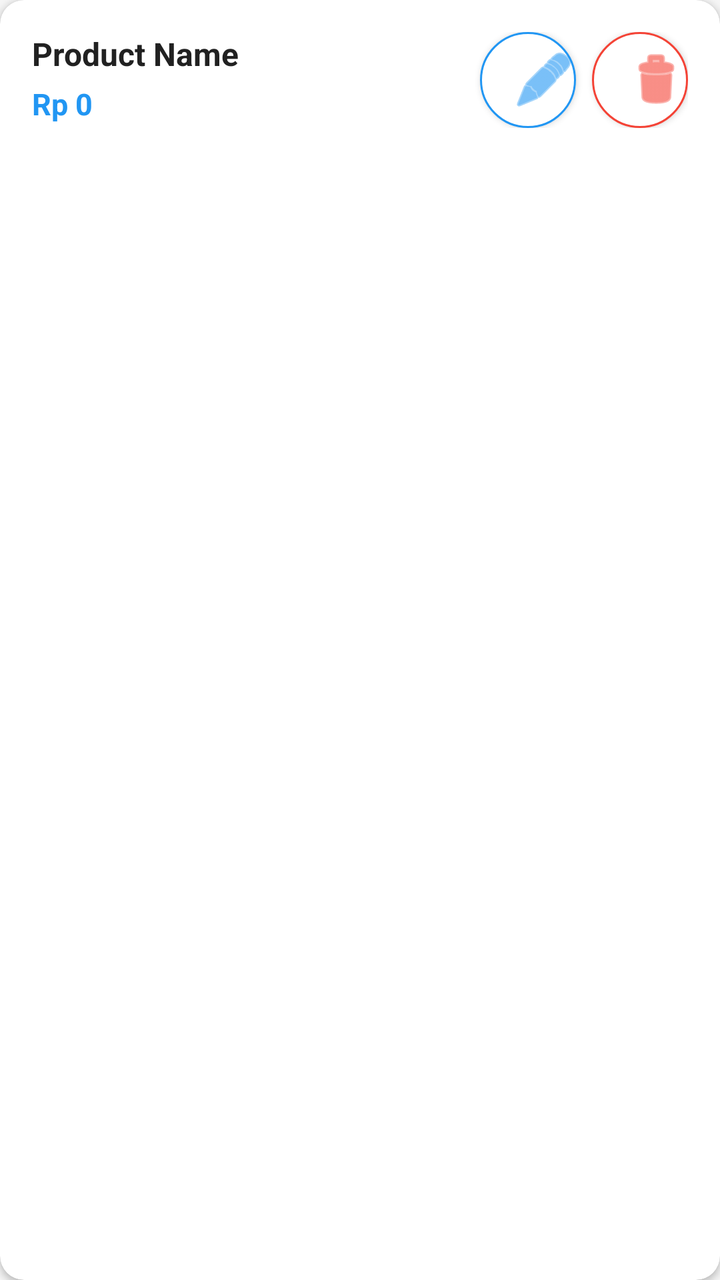
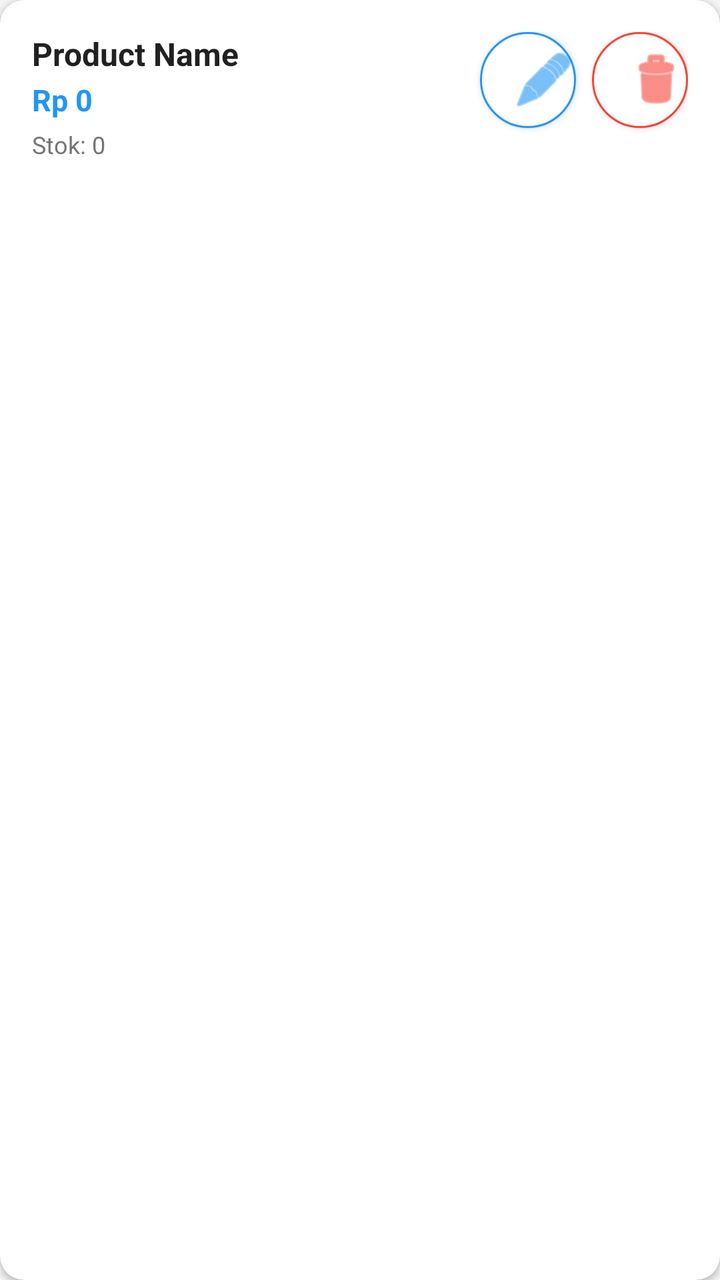

Two renders of the same Android screen: before a commit and after it. Below are the layout's source before the change and the commit's diff.
<!-- AndroidManifest.xml: application theme Theme.IniKasir -->
<!-- res/layout/item_product_management.xml -->
<?xml version="1.0" encoding="utf-8"?>
<com.google.android.material.card.MaterialCardView xmlns:android="http://schemas.android.com/apk/res/android"
    xmlns:app="http://schemas.android.com/apk/res-auto"
    android:layout_width="match_parent"
    android:layout_height="wrap_content"
    android:layout_marginBottom="8dp"
    app:cardElevation="2dp"
    app:cardCornerRadius="12dp">
    
    <LinearLayout
        android:layout_width="match_parent"
        android:layout_height="wrap_content"
        android:orientation="horizontal"
        android:padding="16dp">
        
        <LinearLayout
            android:layout_width="0dp"
            android:layout_height="wrap_content"
            android:layout_weight="1"
            android:orientation="vertical">
            
            <TextView
                android:id="@+id/tvProductName"
                android:layout_width="wrap_content"
                android:layout_height="wrap_content"
                android:text="Product Name"
                android:textSize="16sp"
                android:textStyle="bold"
                android:textColor="@color/text_primary"
                android:layout_marginBottom="4dp" />
            
            <TextView
                android:id="@+id/tvProductPrice"
                android:layout_width="wrap_content"
                android:layout_height="wrap_content"
                android:text="Rp 0"
                android:textSize="15sp"
                android:textColor="@color/primary"
                android:textStyle="bold" />
                
        </LinearLayout>
        
        <com.google.android.material.button.MaterialButton
            android:id="@+id/btnEdit"
            android:layout_width="48dp"
            android:layout_height="48dp"
            android:insetTop="0dp"
            android:insetBottom="0dp"
            app:cornerRadius="24dp"
            app:icon="@android:drawable/ic_menu_edit"
            app:iconTint="@color/primary"
            app:strokeColor="@color/primary"
            app:strokeWidth="1dp"
            app:backgroundTint="@color/white" />
            
        <com.google.android.material.button.MaterialButton
            android:id="@+id/btnDelete"
            android:layout_width="48dp"
            android:layout_height="48dp"
            android:layout_marginStart="8dp"
            android:insetTop="0dp"
            android:insetBottom="0dp"
            app:cornerRadius="24dp"
            app:icon="@android:drawable/ic_menu_delete"
            app:iconTint="@color/error"
            app:strokeColor="@color/error"
            app:strokeWidth="1dp"
            app:backgroundTint="@color/white" />
        
    </LinearLayout>
    
</com.google.android.material.card.MaterialCardView>
<!-- resources referenced by this layout -->
<resources>
  <color name="error">#F44336</color>
  <color name="primary">#2196F3</color>
  <color name="text_primary">#212121</color>
  <color name="white">#FFFFFF</color>
  <style name="Theme.IniKasir" parent="Theme.MaterialComponents.DayNight.NoActionBar">
          
          <item name="colorPrimary">@color/primary</item>
          <item name="colorPrimaryVariant">@color/primary_dark</item>
          <item name="colorOnPrimary">@color/white</item>
          
          
          <item name="colorSecondary">@color/accent</item>
          <item name="colorSecondaryVariant">@color/accent_dark</item>
          <item name="colorOnSecondary">@color/white</item>
          
          
          <item name="android:windowBackground">@color/background</item>
          <item name="colorSurface">@color/surface</item>
          <item name="colorOnSurface">@color/text_primary</item>
          
          
          <item name="android:statusBarColor">@color/primary_dark</item>
          <item name="android:windowLightStatusBar">false</item>
          
          
          <item name="android:textColorPrimary">@color/text_primary</item>
          <item name="android:textColorSecondary">@color/text_secondary</item>
          <item name="android:textColorHint">@color/text_hint</item>
          
          
          <item name="shapeAppearanceSmallComponent">@style/ShapeAppearance.Small</item>
          <item name="shapeAppearanceMediumComponent">@style/ShapeAppearance.Medium</item>
          <item name="shapeAppearanceLargeComponent">@style/ShapeAppearance.Large</item>
      </style>
  <color name="primary_dark">#1976D2</color>
  <color name="accent">#FF9800</color>
  <color name="accent_dark">#F57C00</color>
  <color name="background">#F5F5F5</color>
  <color name="surface">#FFFFFF</color>
  <color name="text_secondary">#757575</color>
  <color name="text_hint">#9E9E9E</color>
  <style name="ShapeAppearance.Small" parent="ShapeAppearance.MaterialComponents.SmallComponent">
          <item name="cornerFamily">rounded</item>
          <item name="cornerSize">8dp</item>
      </style>
  <style name="ShapeAppearance.Medium" parent="ShapeAppearance.MaterialComponents.MediumComponent">
          <item name="cornerFamily">rounded</item>
          <item name="cornerSize">12dp</item>
      </style>
  <style name="ShapeAppearance.Large" parent="ShapeAppearance.MaterialComponents.LargeComponent">
          <item name="cornerFamily">rounded</item>
          <item name="cornerSize">16dp</item>
      </style>
</resources>

<!-- the commit's change to res/layout/item_product_management.xml (unified diff, before → after) -->
@@ -18,17 +18,39 @@
             android:layout_height="wrap_content"
             android:layout_weight="1"
             android:orientation="vertical">
-            
-            <TextView
-                android:id="@+id/tvProductName"
+
+            <LinearLayout
                 android:layout_width="wrap_content"
                 android:layout_height="wrap_content"
-                android:text="Product Name"
-                android:textSize="16sp"
-                android:textStyle="bold"
-                android:textColor="@color/text_primary"
-                android:layout_marginBottom="4dp" />
-            
+                android:orientation="horizontal"
+                android:gravity="center_vertical">
+
+                <TextView
+                    android:id="@+id/tvProductName"
+                    android:layout_width="wrap_content"
+                    android:layout_height="wrap_content"
+                    android:text="Product Name"
+                    android:textSize="16sp"
+                    android:textStyle="bold"
+                    android:textColor="@color/text_primary"
+                    android:layout_marginEnd="8dp" />
+
+                <TextView
+                    android:id="@+id/tvVariantBadge"
+                    android:layout_width="wrap_content"
+                    android:layout_height="wrap_content"
+                    android:text="Varian"
+                    android:textSize="10sp"
+                    android:textColor="@color/white"
+                    android:background="@drawable/bg_variant_badge"
+                    android:paddingStart="8dp"
+                    android:paddingEnd="8dp"
+                    android:paddingTop="2dp"
+                    android:paddingBottom="2dp"
+                    android:visibility="gone" />
+
+            </LinearLayout>
+
             <TextView
                 android:id="@+id/tvProductPrice"
                 android:layout_width="wrap_content"
@@ -36,8 +58,18 @@
                 android:text="Rp 0"
                 android:textSize="15sp"
                 android:textColor="@color/primary"
-                android:textStyle="bold" />
-                
+                android:textStyle="bold"
+                android:layout_marginTop="2dp" />
+
+            <TextView
+                android:id="@+id/tvStock"
+                android:layout_width="wrap_content"
+                android:layout_height="wrap_content"
+                android:text="Stok: 0"
+                android:textSize="12sp"
+                android:textColor="@color/text_secondary"
+                android:layout_marginTop="4dp" />
+
         </LinearLayout>
         
         <com.google.android.material.button.MaterialButton
<!-- resource entries referenced after the edit -->
@@ -3,7 +3,15 @@
   <color name="error">#F44336</color>
   <color name="primary">#2196F3</color>
   <color name="text_primary">#212121</color>
+  <color name="text_secondary">#757575</color>
   <color name="white">#FFFFFF</color>
+  <!-- drawable bg_variant_badge (drawable) -->
+  <?xml version="1.0" encoding="utf-8"?>
+  <shape xmlns:android="http://schemas.android.com/apk/res/android"
+      android:shape="rectangle">
+      <solid android:color="@color/primary" />
+      <corners android:radius="12dp" />
+  </shape>
   <style name="Theme.IniKasir" parent="Theme.MaterialComponents.DayNight.NoActionBar">
           
           <item name="colorPrimary">@color/primary</item>
@@ -39,7 +47,6 @@
   <color name="accent_dark">#F57C00</color>
   <color name="background">#F5F5F5</color>
   <color name="surface">#FFFFFF</color>
-  <color name="text_secondary">#757575</color>
   <color name="text_hint">#9E9E9E</color>
   <style name="ShapeAppearance.Small" parent="ShapeAppearance.MaterialComponents.SmallComponent">
           <item name="cornerFamily">rounded</item>
